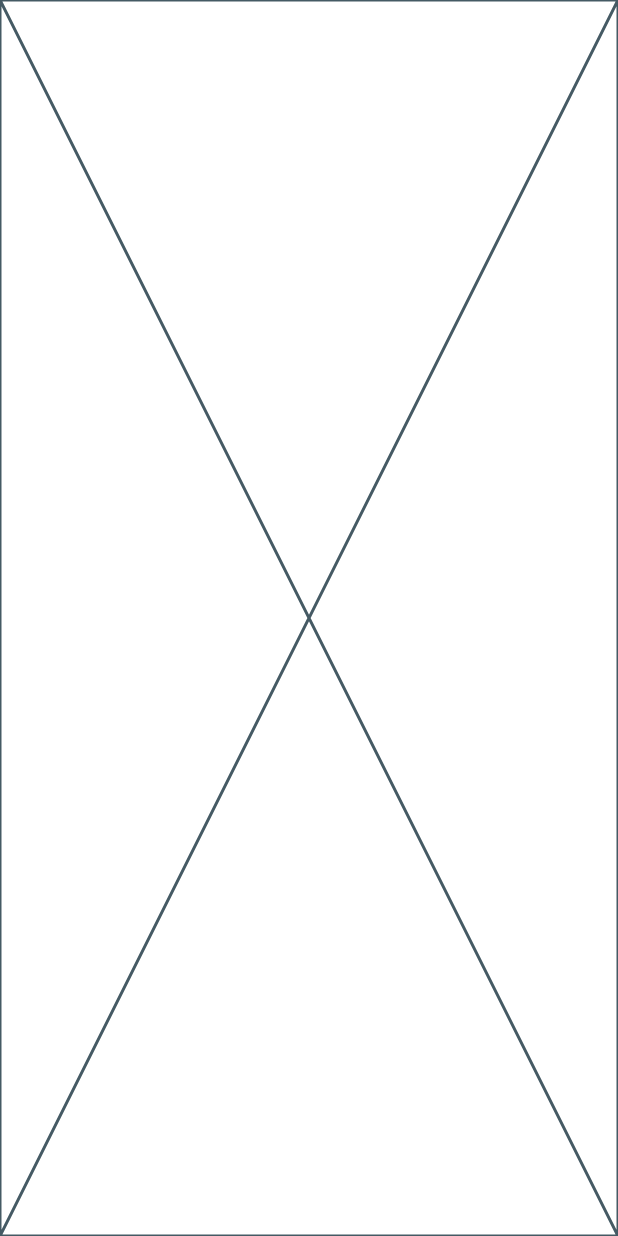
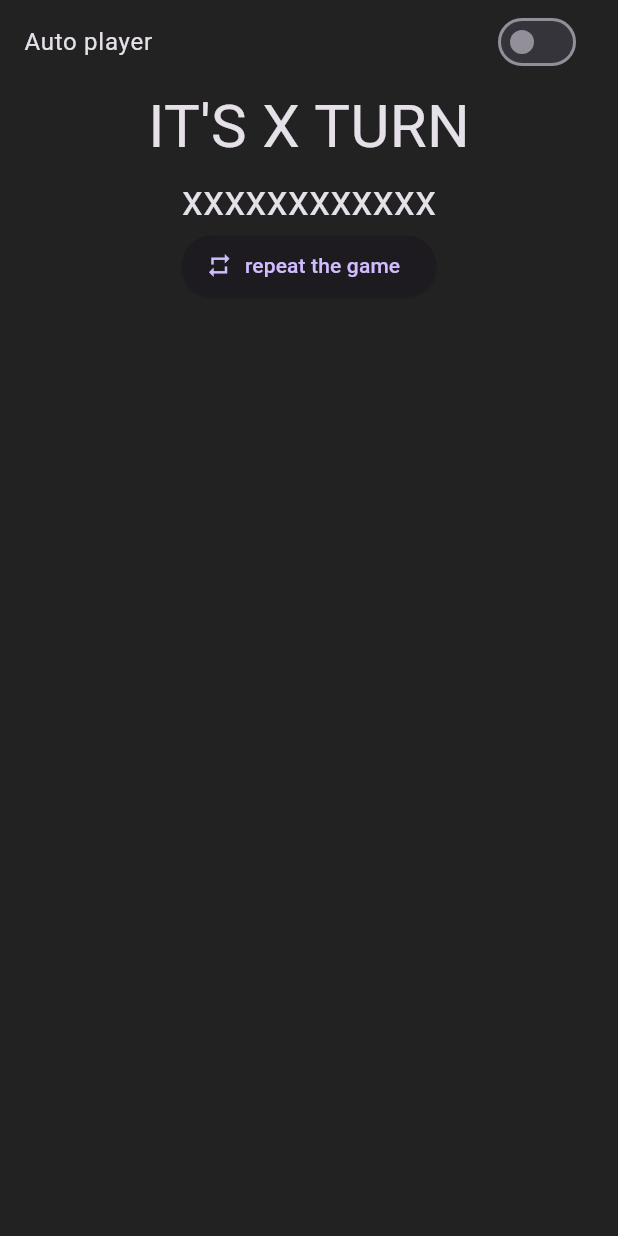
Before and after one commit to Abdalrahman1723/tic-tac-game, a Flutter app: the screen it shows after launch, on a phone screen of 412 x 824 dp. Run offline on Flutter 3.47's test engine with Material 3 defaults, Android fonts, the phone set to English and light mode, and no system bars; our stand-ins replace device_preview.

Commit message:
make the initial design and structure

```diff
--- /dev/null
+++ b/lib/game_logic.dart
@@ -0,0 +1,7 @@
+class Player{
+
+}
+
+class Game{
+
+}
--- a/lib/home_screen.dart
+++ b/lib/home_screen.dart
@@ -1,4 +1,6 @@
 import 'package:flutter/material.dart';
+
+import 'game_logic.dart';
 
 class HomeScreen extends StatefulWidget {
   const HomeScreen({super.key});
@@ -8,8 +10,53 @@ class HomeScreen extends StatefulWidget {
 }
 
 class _State extends State<HomeScreen> {
+  String activePlayer = 'X';
+  bool gameOver = false;
+  int turn = 0;
+  String result = "xxxxxxxxxxxx";
+  Game game = Game();
+  bool isSwitched = false;
+
   @override
   Widget build(BuildContext context) {
-    return const Placeholder();
+    return Scaffold(
+      backgroundColor: Colors.black87,
+      body: SafeArea(
+        child: Column(
+          children: [
+            // the auto player switch
+            SwitchListTile.adaptive(
+              title: const Text('Auto player'),
+              value: isSwitched,
+              onChanged: (newValue) {
+                setState(() {
+                  isSwitched = newValue;
+                });
+              },
+            ),
+            //the turn
+            Text(
+              "It's $activePlayer turn".toUpperCase(),
+              style: TextStyle(fontSize: 40),
+            ),
+            //the result
+            Text(result, style: TextStyle(fontSize: 28)),
+            //repeat the game
+            ElevatedButton.icon(
+              icon: Icon(Icons.repeat),
+              onPressed: () {
+                setState(() {
+                  activePlayer = 'X';
+                  gameOver = false;
+                  turn = 0;
+                  result = "";
+                });
+              },
+              label: Text("repeat the game"),
+            ),
+          ],
+        ),
+      ),
+    );
   }
 }
--- a/lib/main.dart
+++ b/lib/main.dart
@@ -1,9 +1,15 @@
+import 'package:device_preview/device_preview.dart';
+import 'package:flutter/foundation.dart';
 import 'package:flutter/material.dart';
 import 'package:tic_tac/home_screen.dart';
 
-void main() {
-  runApp(const MyApp());
-}
+void main() => runApp(
+  DevicePreview(
+    enabled: !kReleaseMode,
+    builder: (context) => MyApp(), // Wrap your app
+  ),
+);
+
 
 class MyApp extends StatelessWidget {
   const MyApp({super.key});
@@ -12,11 +18,14 @@ class MyApp extends StatelessWidget {
   @override
   Widget build(BuildContext context) {
     return MaterialApp(
-      title: 'flutter demo',
+      locale: DevicePreview.locale(context),
+      builder: DevicePreview.appBuilder,
+      debugShowCheckedModeBanner: false,
+      title: 'tic tac game',
       theme: ThemeData(
-        colorScheme: ColorScheme.fromSeed(seedColor: Colors.deepPurple),
+        brightness: Brightness.dark,
       ),
-      home: const HomeScreen(),//;';'
+      home: const HomeScreen(),
     );
   }
 }
```
Also changed, not shown: pubspec.yaml (+5 -67 lines), pubspec.lock, 1 other file.
